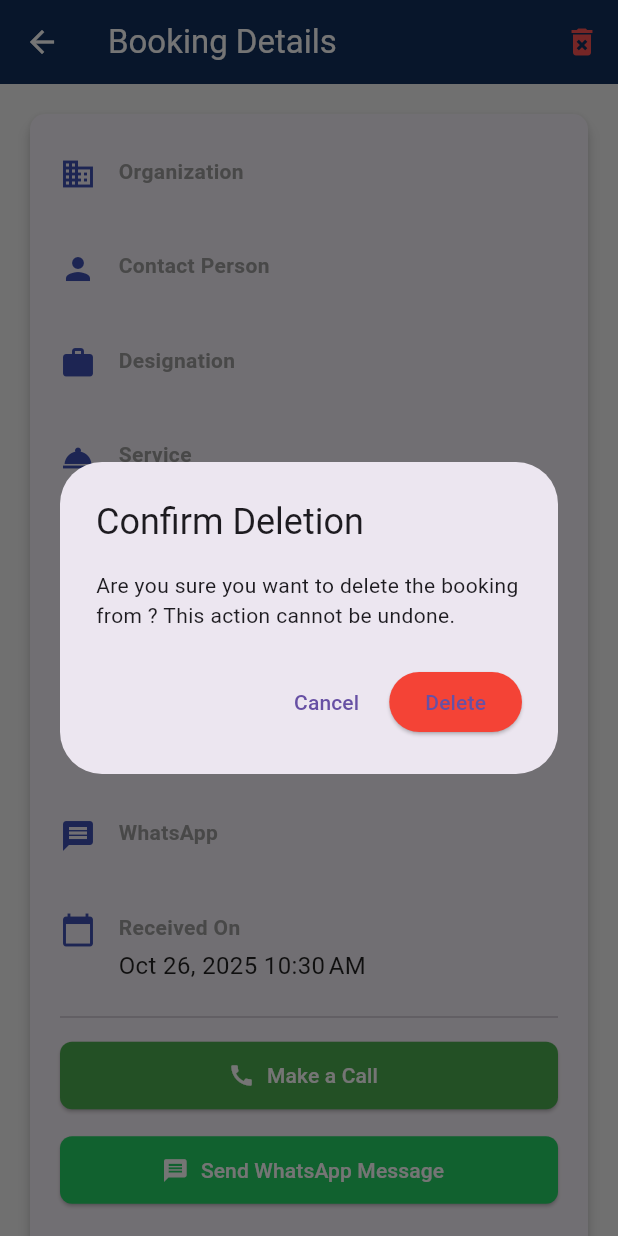
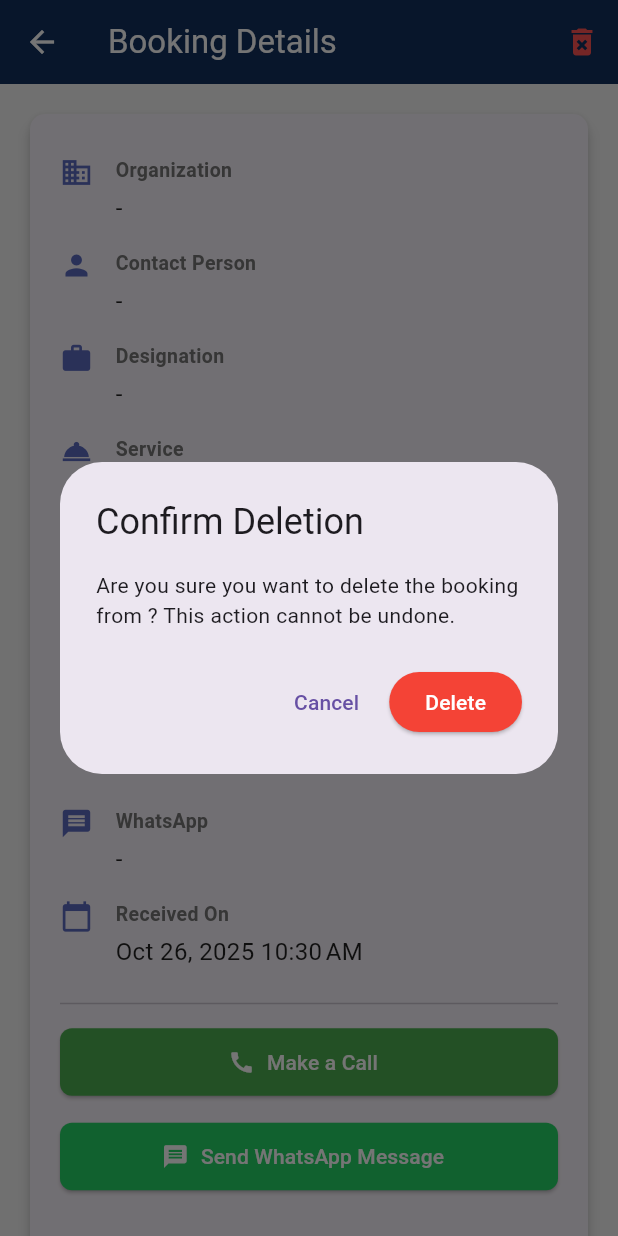
Before and after one commit to ShiyadChathoth/Rahman--RICH-booking_monitor_app, a Flutter app: the BookingDetailScreen screen opened directly with empty values, after a tap on the "delete forever" icon, on a phone screen of 412 x 824 dp. Run offline on Flutter 3.47's test engine with Material 3 defaults, Android fonts, the light colour scheme and no system bars; our stand-ins replace flutter_local_notifications, percent_indicator, shared_preferences; missing offline and left inert: home_widget, workmanager; accounts and stored records are empty; network calls fail.

Commit message:
fix delete

```diff
--- a/Rahman--RICH-booking_monitor_app-main/lib/main.dart
+++ b/Rahman--RICH-booking_monitor_app-main/lib/main.dart
@@ -44,7 +44,7 @@ class HomeScreen extends StatefulWidget {
 }
 
 class _HomeScreenState extends State<HomeScreen> {
-  final String _serverUrl = "http://pi-monitor.tailb72c55.ts.net:4000";
+  final String _serverUrl = "https://pi-monitor.tailb72c55.ts.net";
 
   late final NotificationService notificationService;
   List<Booking> _bookings = [];
--- a/Rahman--RICH-booking_monitor_app-main/lib/screens/booking_detail_screen.dart
+++ b/Rahman--RICH-booking_monitor_app-main/lib/screens/booking_detail_screen.dart
@@ -1,10 +1,10 @@
-// lib/screens/booking_detail_screen.dart - CORRECTED CODE
+// lib/screens/booking_detail_screen.dart - ADDED LOGGING
 
 import 'package:flutter/material.dart';
 import 'package:url_launcher/url_launcher.dart';
 import 'package:intl/intl.dart';
 import 'package:http/http.dart' as http;
-import 'dart:convert'; // <-- ADD THIS LINE for json.decode
+import 'dart:convert'; // For json.decode
 import '../models/booking.dart';
 
 class BookingDetailScreen extends StatelessWidget {
@@ -17,18 +17,26 @@ class BookingDetailScreen extends StatelessWidget {
     required this.onBookingDeleted,
   });
 
-  // IMPORTANT: Replace with your server's actual IP address or domain
-  final String _serverUrl = "http://pi-monitor.tailb72c55.ts.net:4000";
+  // --- Ensure this is the CORRECT public HTTPS URL ---
+  final String _serverUrl = "https://pi-monitor.tailb72c55.ts.net";
+  // --------------------------------------------------
 
   Future<void> _makeCall(BuildContext context, String phoneNumber) async {
     final Uri launchUri = Uri(scheme: 'tel', path: phoneNumber);
+    try {
       if (await canLaunchUrl(launchUri)) {
         await launchUrl(launchUri);
       } else {
         ScaffoldMessenger.of(context).showSnackBar(
-        SnackBar(content: Text('Could not make a call to $phoneNumber')),
+          SnackBar(content: Text('Could not launch dialler for $phoneNumber')),
         );
         print('Could not launch $launchUri');
+      }
+    } catch (e) {
+      ScaffoldMessenger.of(
+        context,
+      ).showSnackBar(SnackBar(content: Text('Error trying to make call: $e')));
+      print('Error launching call URL: $e');
     }
   }
 
@@ -36,29 +44,38 @@ class BookingDetailScreen extends StatelessWidget {
     BuildContext context,
     String whatsappNumber,
   ) async {
-    final String formattedNumber = whatsappNumber.startsWith('+')
-        ? whatsappNumber
-        : '+91$whatsappNumber';
-
-    final Uri launchUri = Uri.parse("https://wa.me/$formattedNumber");
-
+    // Clean and format number
+    String cleanedNumber = whatsappNumber.replaceAll(RegExp(r'\s+|-'), '');
+    if (cleanedNumber.startsWith('0')) {
+      cleanedNumber = '+91${cleanedNumber.substring(1)}';
+    } else if (!cleanedNumber.startsWith('+')) {
+      cleanedNumber = '+91$cleanedNumber';
+    }
+    final Uri launchUri = Uri.parse("https://wa.me/$cleanedNumber");
+    try {
       if (await canLaunchUrl(launchUri)) {
         await launchUrl(launchUri, mode: LaunchMode.externalApplication);
       } else {
         ScaffoldMessenger.of(context).showSnackBar(
           SnackBar(
-          content: Text('Could not open WhatsApp chat with $whatsappNumber'),
+            content: Text('Could not open WhatsApp chat with $cleanedNumber'),
           ),
         );
         print('Could not launch $launchUri');
       }
+    } catch (e) {
+      ScaffoldMessenger.of(context).showSnackBar(
+        SnackBar(content: Text('Error trying to open WhatsApp: $e')),
+      );
+      print('Error launching WhatsApp URL: $e');
+    }
   }
 
-  // --- NEW: Function to delete booking ---
+  // --- Function to delete booking ---
   Future<void> _deleteBooking(BuildContext context) async {
-    // Show a confirmation dialog
+    // Show confirmation dialog
     bool confirm =
-        await showDialog(
+        await showDialog<bool>(
           context: context,
           builder: (context) => AlertDialog(
             title: const Text("Confirm Deletion"),
@@ -73,58 +90,104 @@ class BookingDetailScreen extends StatelessWidget {
               ElevatedButton(
                 onPressed: () => Navigator.of(context).pop(true),
                 style: ElevatedButton.styleFrom(backgroundColor: Colors.red),
-                child: const Text("Delete"),
+                child: const Text(
+                  "Delete",
+                  style: TextStyle(color: Colors.white),
+                ),
               ),
             ],
           ),
         ) ??
         false;
 
-    if (!confirm) {
+    if (!confirm || !context.mounted) {
       return;
     }
 
+    // --- ADDED LOGGING: Print the URL before making the request ---
+    final deleteUrl = '$_serverUrl/booking/${booking.id}';
+    print("--- Attempting DELETE Request ---");
+    print("URL: $deleteUrl");
+    // -------------------------------------------------------------
+
     try {
-      final response = await http.delete(
-        Uri.parse('$_serverUrl/booking/${booking.id}'),
+      final response = await http
+          .delete(
+            Uri.parse(deleteUrl),
             headers: <String, String>{
               'Content-Type': 'application/json; charset=UTF-8',
+              // Add any other necessary headers here (like Authorization if needed)
             },
-      );
+          )
+          .timeout(const Duration(seconds: 20)); // Increased timeout slightly
+
+      if (!context.mounted) return;
 
       if (response.statusCode == 200) {
+        print("--- DELETE Success (Status 200) ---");
+        print("Response Body: ${response.body}");
         ScaffoldMessenger.of(context).showSnackBar(
           SnackBar(
             content: Text(
               'Booking from ${booking.organization} deleted successfully!',
             ),
+            backgroundColor: Colors.green,
           ),
         );
         onBookingDeleted();
         Navigator.of(context).pop();
       } else {
+        // --- ADDED LOGGING: Print status code and raw body on non-200 response ---
+        print("--- DELETE Failed (Status ${response.statusCode}) ---");
+        print("Raw Response Body:\n${response.body}");
+        // -----------------------------------------------------------------------
+
+        // Try to decode error, provide fallback message
+        String errorMessage = 'Failed to delete booking.';
+        try {
           final errorData = json.decode(
             response.body,
-        ); // json.decode is now defined
+          ); // This might fail if body is HTML
+          errorMessage +=
+              ' Server said: ${errorData['message'] ?? 'Unknown error'} (Code: ${response.statusCode})';
+        } catch (e) {
+          // --- ADDED LOGGING: Indicate JSON decoding failed ---
+          print("Failed to decode JSON response: $e");
+          // -------------------------------------------------
+          errorMessage +=
+              ' Status code: ${response.statusCode}. Received non-JSON response (possibly HTML error page).';
+        }
+        ScaffoldMessenger.of(context).showSnackBar(
+          SnackBar(
+            content: Text(errorMessage),
+            backgroundColor: Colors.redAccent,
+          ),
+        );
+        print('API Error Logged. Status: ${response.statusCode}');
+      }
+    } catch (e, stackTrace) {
+      // Catch stack trace as well
+      if (!context.mounted) return;
+      // --- ADDED LOGGING: Print error and stack trace on exception ---
+      print("--- DELETE Network/Exception Error ---");
+      print("Error: $e");
+      print("StackTrace:\n$stackTrace");
+      // -----------------------------------------------------------
       ScaffoldMessenger.of(context).showSnackBar(
         SnackBar(
           content: Text(
-              'Failed to delete booking: ${errorData['message'] ?? response.statusCode}',
+            'Network error or exception: Could not delete booking. Error: $e',
           ),
+          backgroundColor: Colors.orangeAccent,
         ),
       );
-        print('API Error: ${response.statusCode} - ${response.body}');
-      }
-    } catch (e) {
-      ScaffoldMessenger.of(context).showSnackBar(
-        SnackBar(content: Text('Network error: Could not delete booking. $e')),
-      );
-      print('Network Error: $e');
+      print('Network Error/Exception during DELETE logged.');
     }
   }
 
   @override
   Widget build(BuildContext context) {
+    // ... (rest of the build method remains the same) ...
     return Scaffold(
       appBar: AppBar(
         title: const Text("Booking Details"),
@@ -174,12 +237,13 @@ class BookingDetailScreen extends StatelessWidget {
                 _buildDetailRow("WhatsApp", booking.whatsapp, Icons.message),
                 _buildDetailRow(
                   "Received On",
-                  DateFormat.yMMMd().add_jm().format(booking.createdAt),
+                  // Format date robustly
+                  DateFormat.yMMMd().add_jm().format(
+                    booking.createdAt.toLocal(),
+                  ),
                   Icons.calendar_today,
                 ),
-
                 const Divider(height: 30),
-
                 Center(
                   child: Column(
                     children: [
@@ -212,6 +276,7 @@ class BookingDetailScreen extends StatelessWidget {
                         ),
                       ),
                       const SizedBox(height: 30),
+                      // Delete button within the card as well (optional)
                       OutlinedButton.icon(
                         onPressed: () => _deleteBooking(context),
                         icon: const Icon(Icons.delete),
@@ -236,13 +301,18 @@ class BookingDetailScreen extends StatelessWidget {
     );
   }
 
+  // Helper widget to build detail rows consistently
   Widget _buildDetailRow(String label, String value, IconData icon) {
     return Padding(
       padding: const EdgeInsets.symmetric(vertical: 8.0),
       child: Row(
         crossAxisAlignment: CrossAxisAlignment.start,
         children: [
-          Icon(icon, color: Colors.indigo, size: 24),
+          Icon(
+            icon,
+            color: Colors.indigo[400],
+            size: 22,
+          ), // Slightly adjusted color/size
           const SizedBox(width: 15),
           Expanded(
             child: Column(
@@ -250,15 +320,15 @@ class BookingDetailScreen extends StatelessWidget {
               children: [
                 Text(
                   label,
-                  style: const TextStyle(
-                    fontWeight: FontWeight.bold,
-                    fontSize: 14,
-                    color: Colors.grey,
+                  style: TextStyle(
+                    fontWeight: FontWeight.w600, // Slightly bolder label
+                    fontSize: 13, // Slightly smaller label
+                    color: Colors.grey[600],
                   ),
                 ),
                 const SizedBox(height: 4),
                 Text(
-                  value,
+                  value.isNotEmpty ? value : '-', // Show dash if value is empty
                   style: const TextStyle(fontSize: 16, color: Colors.black87),
                 ),
               ],
--- a/Rahman--RICH-booking_monitor_app-main/lib/services/notification_service.dart
+++ b/Rahman--RICH-booking_monitor_app-main/lib/services/notification_service.dart
@@ -11,7 +11,7 @@ class NotificationService {
     // Settings for Android
     AndroidInitializationSettings initializationSettingsAndroid =
         const AndroidInitializationSettings(
-          'app_icon',
+          'notification_icon',
         ); // MUST match your icon file name
 
     // Settings for iOS
--- a/Rahman--RICH-booking_monitor_app-main/pubspec.yaml
+++ b/Rahman--RICH-booking_monitor_app-main/pubspec.yaml
@@ -46,6 +46,7 @@ flutter_launcher_icons: # <--- ADD THIS ENTIRE BLOCK
   min_sdk_android: 21 # The minimum Android SDK version for your project
   adaptive_icon_background: "#ffffff" # Optional: Hex color for Android adaptive icon background
   adaptive_icon_foreground: "assets/images/app_icon.png" # Optional: Use the same image or a different foreground image for adaptive icons
+
 
 dev_dependencies:
   flutter_test:
```
Also changed, not shown: 3 other files. Lines whose indentation alone changed are shown as unchanged.
